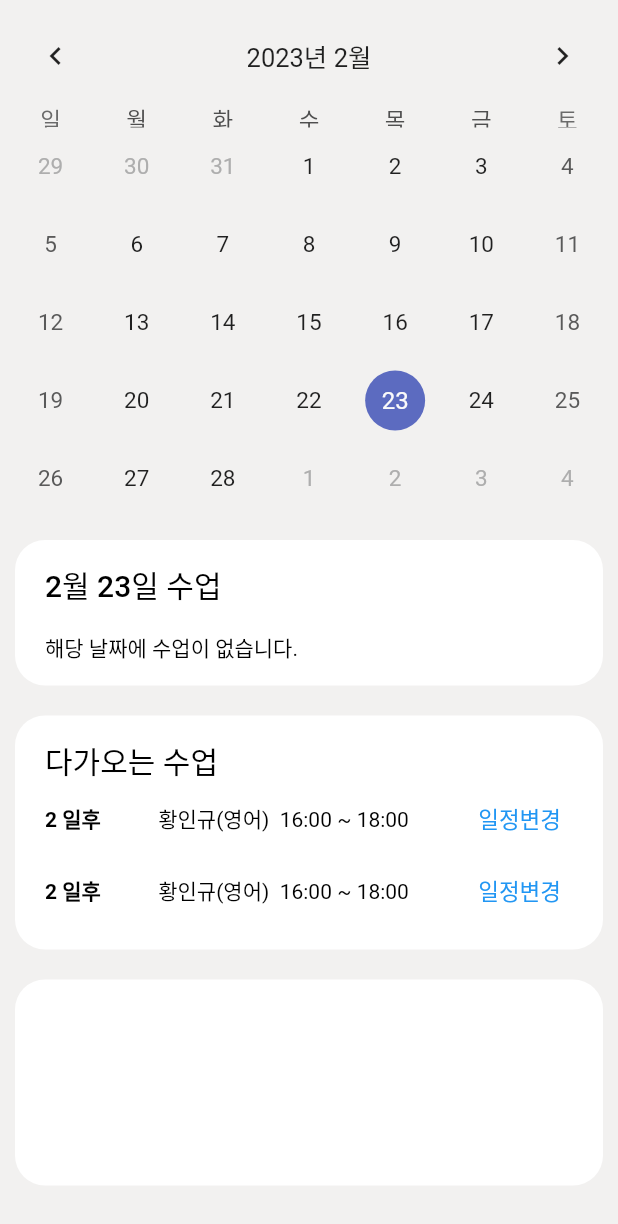
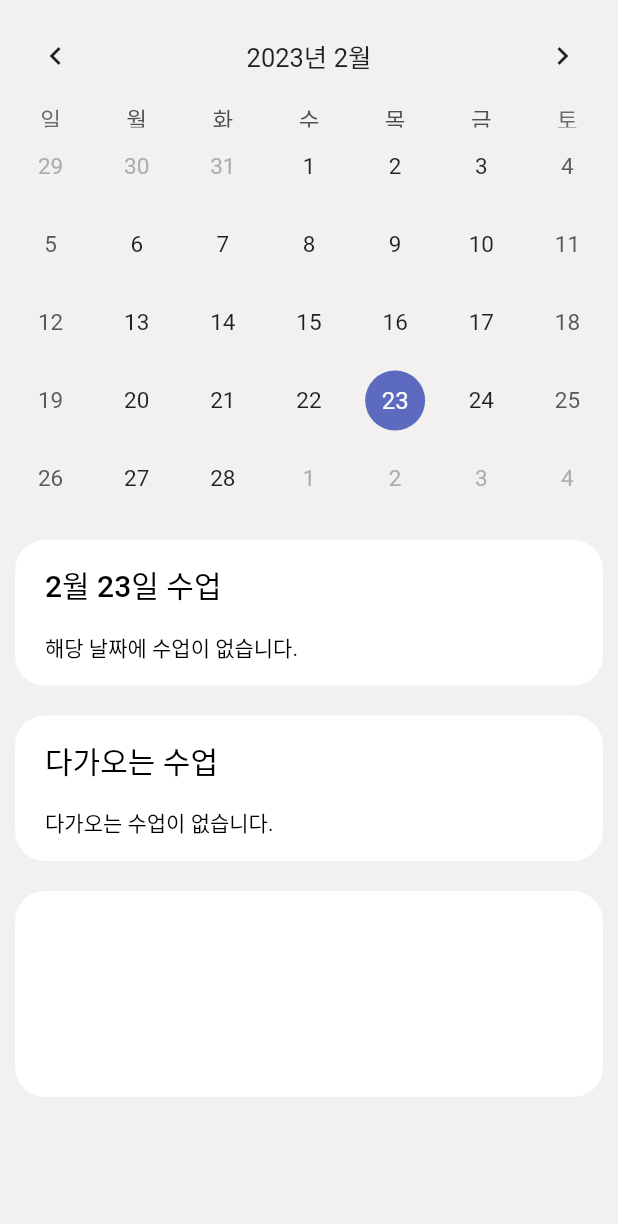
Before and after one commit to simpack0513/jitutorapp, a Flutter app: the Calendar widget shown alone on an empty page, opened directly, on a phone screen of 412 x 824 dp. Shown: the top 1224 px of the screen. Run offline on Flutter 3.47's test engine with Material 2 defaults, Android fonts, the phone set to English and light mode, and no system bars; drawn by our look-alikes of table_calendar; our stand-ins replace cloud_firestore, extended_image, firebase_auth, firebase_core, firebase_storage, fluttertoast and 1 more; accounts and stored records are empty; Roboto replaces fonts that are missing (Pretendard).

Commit message:
달력 이벤트 추가 및 다가오는 수업 기능 구현

```diff
--- a/lib/DataStore/ClasschildStore.dart
+++ b/lib/DataStore/ClasschildStore.dart
@@ -1,20 +1,78 @@
 // 캘린더 내 수업 관리
+import 'dart:convert';
+
+import 'package:extended_image/extended_image.dart';
 import 'package:flutter/material.dart';
 import 'package:cloud_firestore/cloud_firestore.dart';
 final firestore = FirebaseFirestore.instance;
 
 
+class Event{
+  late QueryDocumentSnapshot doc;
+  Event(this.doc);
+}
+
 class ClasschildStore extends ChangeNotifier{
   var dateClassList= []; // 달력에 선택할 날짜에 수업
+  List<Map> comingClassList = [];
+
+  Map<DateTime, List<Event>> events = {}; // 달력에 마커 표시할 map 자료형
 
   // 클래스 UID에 맞는 포스트 문서를 받는 함수
   void getDateClassList(List ClassUIDList, String date) async{
+    var result = await firestore.collection('Classchild').where("classUID", whereIn: ClassUIDList).where("date", isEqualTo: date).orderBy("startTime", descending: false).get();
     dateClassList = [];
-    var result = await firestore.collection('Classchild').where("classUID", whereIn: ClassUIDList).where("date", isEqualTo: date).orderBy("startTime", descending: false).get();
     for (var doc in result.docs) {
       dateClassList.add(doc);
     }
     notifyListeners();
   } //
 
+  // 모든 수업을 받아 날짜 별로 맵 형 자료형으로 바꾸는 함수 (캘린터에 마크 달기)
+  void getEventAllday(List ClassUIDList) async{
+    events = {};
+    String date = "";
+    List<Event> list = [];
+    var result = await firestore.collection('Classchild').where("classUID", whereIn: ClassUIDList).orderBy("date", descending: false).get();
+    for (var doc in result.docs) {
+      if (doc["date"] != date) {
+        if (list.isNotEmpty) {
+          int year = int.parse(date.split('-')[0]);
+          int month = int.parse(date.split('-')[1]);
+          int day = int.parse(date.split('-')[2]);
+          events[DateTime.utc(year,month,day)] = list;
+        }
+        date = doc["date"];
+        list = [];
+      }
+      list.add(Event(doc));
+    }
+    if (list.isNotEmpty) {
+      int year = int.parse(date.split('-')[0]);
+      int month = int.parse(date.split('-')[1]);
+      int day = int.parse(date.split('-')[2]);
+      events[DateTime.utc(year,month,day)] = list;
+    }
+    notifyListeners();
+  } //
+
+
+  // 다가오는 수업 데이터베이스에서 받는 함수
+  void getComingClassList(List ClassUIDList) async{
+    String date;
+    DateTime today = DateTime.now();
+    comingClassList = [];
+    for(int i=1; i<=3; i++) {
+      date = today.add(Duration(days: i)).toString().split(' ')[0];
+      var result = await firestore.collection('Classchild').where("classUID", whereIn: ClassUIDList).where("date", isEqualTo: date).orderBy("startTime", descending: false).get();
+      for(var doc in result.docs) {
+        Map map = {};
+        map.addAll(doc.data());
+        map.putIfAbsent("comingDay", () => i.toString());
+        comingClassList.add(map);
+      }
+    }
+    notifyListeners();
+  } //
+
 }
--- a/lib/teacherPage/calendar.dart
+++ b/lib/teacherPage/calendar.dart
@@ -47,8 +47,17 @@ class _CalendarState extends State<Calendar> {
   void initState() {
     super.initState();
     context.read<ClasschildStore>().getDateClassList(context.read<ClassStore>().userClassUIDList, selectedDay.toString().split(' ')[0]);
+    context.read<ClasschildStore>().getEventAllday(context.read<ClassStore>().userClassUIDList);
+    context.read<ClasschildStore>().getComingClassList(context.read<ClassStore>().userClassUIDList);
+  }
 
+  // 함수 시작
+  // 달력 해당 날짜에 이벤트 반환(개수를 취하는듯..)
+  List<Event> _getEventsForDay(DateTime day) {
+    return context.watch<ClasschildStore>().events[day] ?? [];
   }
+
+  //
 
 
   @override
@@ -69,6 +78,13 @@ class _CalendarState extends State<Calendar> {
                 focusedDay: selectedDay,
                 locale: 'ko-KR',
                 headerStyle: calendarHeaderStyle,
+                calendarStyle: CalendarStyle(
+                  markerSize: 10.0,
+                  markerDecoration: BoxDecoration(
+                    color: Colors.red,
+                    shape: BoxShape.circle,
+                  )
+                ),
                 onDaySelected: (DateTime selectedDay, DateTime focusedDay) { // 날짜 선택시 실행되는 함수
                   setState(() {
                     this.selectedDay = selectedDay;
@@ -78,6 +94,7 @@ class _CalendarState extends State<Calendar> {
                 selectedDayPredicate: (DateTime day) {
                   return isSameDay(selectedDay, day);
                 },
+                eventLoader: _getEventsForDay,
               ),
             ),
             Container( // 위에서 두번째 박스 - 선택한 날짜의 수업
@@ -128,21 +145,23 @@ class _CalendarState extends State<Calendar> {
                 crossAxisAlignment: CrossAxisAlignment.start,
                 children: [
                   Text('다가오는 수업', style: headtextStyle),
-                  ListView.builder(
+                  (context.watch<ClasschildStore>().comingClassList.isNotEmpty) ? ListView.builder(
                       physics: const NeverScrollableScrollPhysics(),
                       shrinkWrap: true,
-                      itemCount: 2,
+                      itemCount: context.watch<ClasschildStore>().comingClassList.length,
                       itemBuilder: (context, i) {
                         return Row(
                           mainAxisAlignment: MainAxisAlignment.spaceBetween,
                           children: [
-                            Text('2 일후', style: bodyBoldtextStyle),
-                            Text('황인규(영어)  16:00 ~ 18:00', style: bodytextStyle),
+                            Text(context.watch<ClasschildStore>().comingClassList[i]["comingDay"]+' 일후', style: bodyBoldtextStyle),
+                            Text(context.watch<ClasschildStore>().comingClassList[i]['name']
+                                +'  '+context.watch<ClasschildStore>().comingClassList[i]['startTime']
+                                +' ~ '+context.watch<ClasschildStore>().comingClassList[i]['endTime'], style: bodytextStyle,),
                             TextButton(onPressed: (){}, child: Text('일정변경')),
                           ],
                         );
                       }
-                  ),
+                  ) : Text('\n다가오는 수업이 없습니다.', style: bodytextStyle),
 
                 ],
               ),
```
